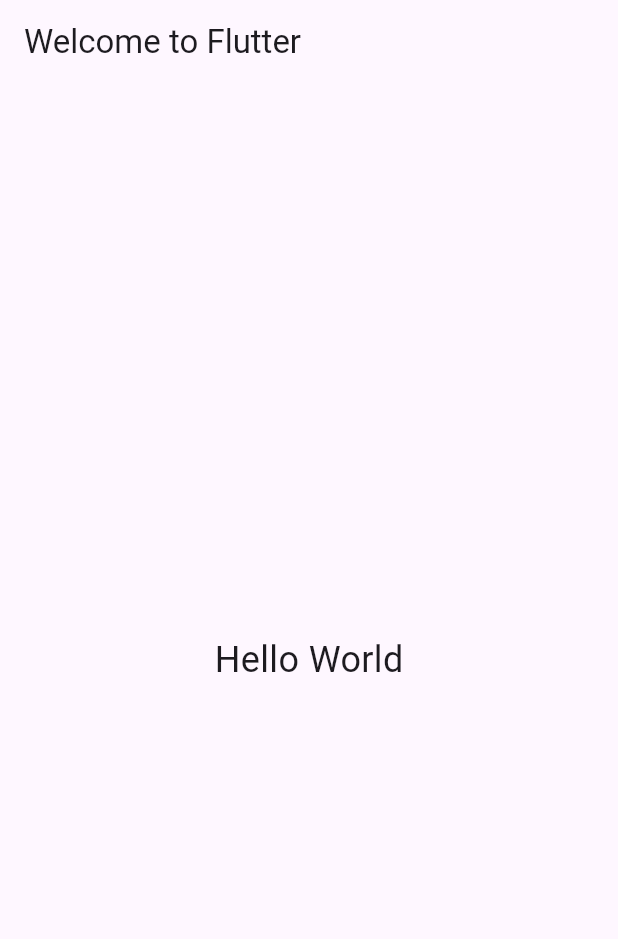
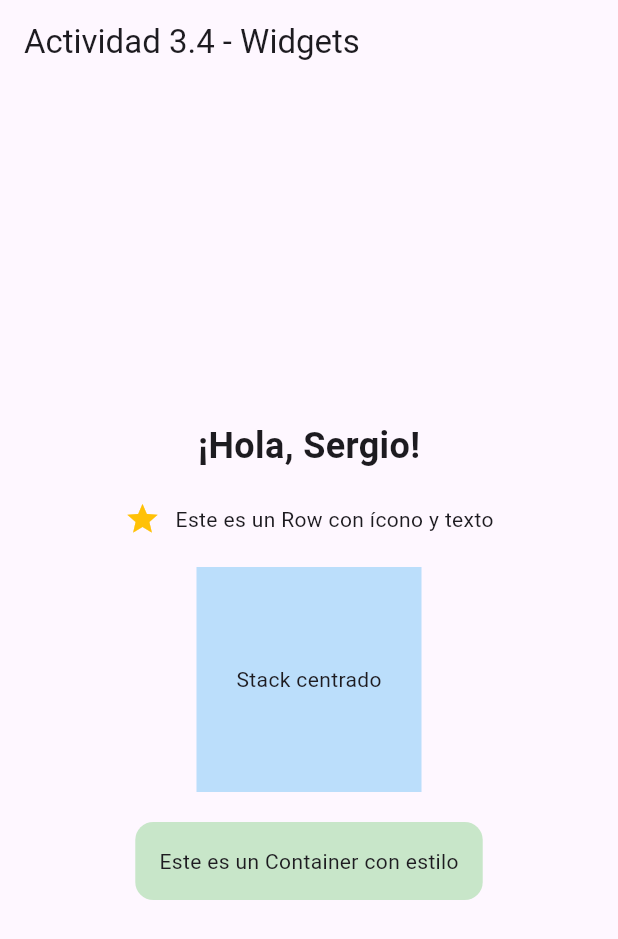
Before and after one commit to SergioReyes24/FlutterMovies, a Flutter app: the screen it shows after launch, on a phone screen of 412 x 824 dp. Shown: the top 939 px of the screen. Run offline on Flutter 3.47's test engine with Material 3 defaults, Android fonts, the phone set to English and light mode, and no system bars.

Commit message:
Actividad 3.4

```diff
--- a/lib/main.dart
+++ b/lib/main.dart
@@ -10,11 +10,45 @@ class MyApp extends StatelessWidget {
   @override
   Widget build(BuildContext context) {
     return MaterialApp(
-      title: 'FlutterMovies',
+      title: 'LDSW 3.4 Widgets',
       home: Scaffold(
-        appBar: AppBar(title: const Text('Welcome to Flutter')),
-        body: const Center(
-          child: Text('Hello World', style: TextStyle(fontSize: 24)),
+        appBar: AppBar(title: const Text('Actividad 3.4 - Widgets')),
+        body: Center(
+          child: Column(
+            mainAxisAlignment: MainAxisAlignment.center,
+            children: [
+              const Text(
+                '¡Hola, Sergio!',
+                style: TextStyle(fontSize: 24, fontWeight: FontWeight.bold),
+              ),
+              const SizedBox(height: 20),
+              Row(
+                mainAxisAlignment: MainAxisAlignment.center,
+                children: const [
+                  Icon(Icons.star, color: Colors.amber),
+                  SizedBox(width: 10),
+                  Text('Este es un Row con ícono y texto'),
+                ],
+              ),
+              const SizedBox(height: 20),
+              Stack(
+                alignment: Alignment.center,
+                children: [
+                  Container(width: 150, height: 150, color: Colors.blue[100]),
+                  const Text('Stack centrado'),
+                ],
+              ),
+              const SizedBox(height: 20),
+              Container(
+                padding: const EdgeInsets.all(16),
+                decoration: BoxDecoration(
+                  color: Colors.green[100],
+                  borderRadius: BorderRadius.circular(12),
+                ),
+                child: const Text('Este es un Container con estilo'),
+              ),
+            ],
+          ),
         ),
       ),
     );
```
